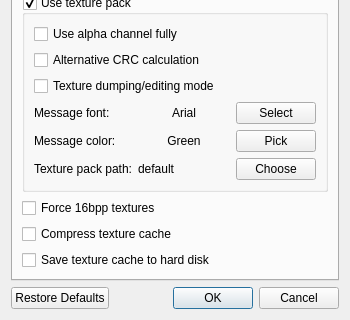
The window that GLidenUI/configDialog.ui (gonetz/GLideN64) describes before a commit, drawn with Qt 5; both pictures show x 0 to 350 and y 205 to 525 of the 350 by 525 pixel window.
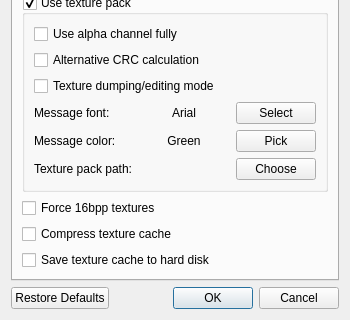
The same window after the commit. The open tabs and pages were chosen to show the change. Icons and pictures are not drawn.

Patch:
```diff
--- a/GLidenUI/configDialog.ui
+++ b/GLidenUI/configDialog.ui
@@ -911,12 +911,21 @@
                </widget>
               </item>
               <item row="2" column="1">
-               <widget class="QLabel" name="label_13">
+               <widget class="QLabel" name="txPathLabel">
+                <property name="sizePolicy">
+                 <sizepolicy hsizetype="Preferred" vsizetype="Preferred">
+                  <horstretch>0</horstretch>
+                  <verstretch>0</verstretch>
+                 </sizepolicy>
+                </property>
                 <property name="toolTip">
                  <string>&lt;html&gt;&lt;head/&gt;&lt;body&gt;&lt;p&gt;Select path to HD textures packs&lt;/p&gt;&lt;/body&gt;&lt;/html&gt;</string>
                 </property>
                 <property name="text">
-                 <string>default</string>
+                 <string notr="true"/>
+                </property>
+                <property name="wordWrap">
+                 <bool>true</bool>
                 </property>
                </widget>
               </item>
```
Left out of the diff: 2 changed lines with no effect on the pictures.
